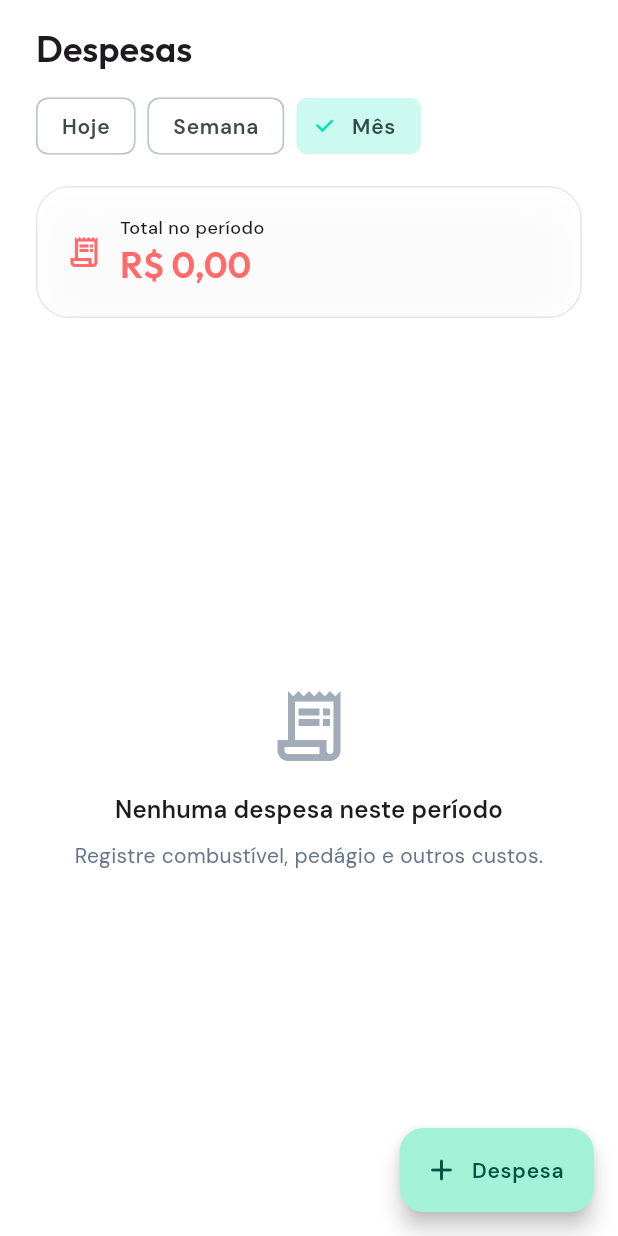
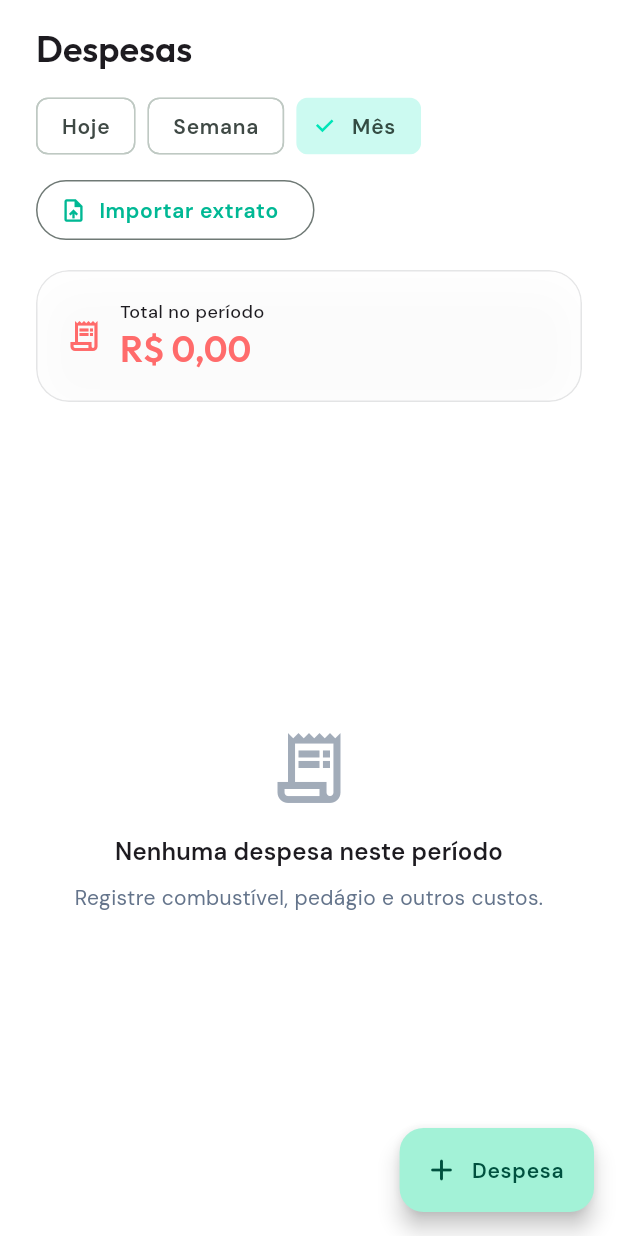
Before and after one commit to solerpedroo/driveflow, a Flutter app: the ExpensesScreen screen opened directly, on a phone screen of 412 x 824 dp. Run offline on Flutter 3.47's test engine with Material 3 defaults, Android fonts, the phone set to English and light mode, and no system bars; our stand-ins replace cached_network_image, connectivity_plus, dio, file_picker, fl_chart, flutter_hooks and 14 more; missing offline and left inert: google_mlkit_text_recognition; accounts and stored records are empty; network calls fail.

Commit message:
feat(expenses): add import statement shortcut
Co-authored-by: Pedro Henrique Contardi Soler <pedrocsoler@hotmail.com>

```diff
--- a/lib/features/expenses/presentation/screens/expenses_screen.dart
+++ b/lib/features/expenses/presentation/screens/expenses_screen.dart
@@ -45,6 +45,12 @@ class ExpensesScreen extends ConsumerWidget {
                     value: period,
                     onChanged: (p) =>
                         ref.read(expensesPeriodProvider.notifier).state = p,
+                  ),
+                  const SizedBox(height: 8),
+                  OutlinedButton.icon(
+                    onPressed: () => context.push(AppRoutes.importStatement),
+                    icon: const Icon(Icons.upload_file_outlined),
+                    label: const Text('Importar extrato'),
                   ),
                 ],
               ),
```
